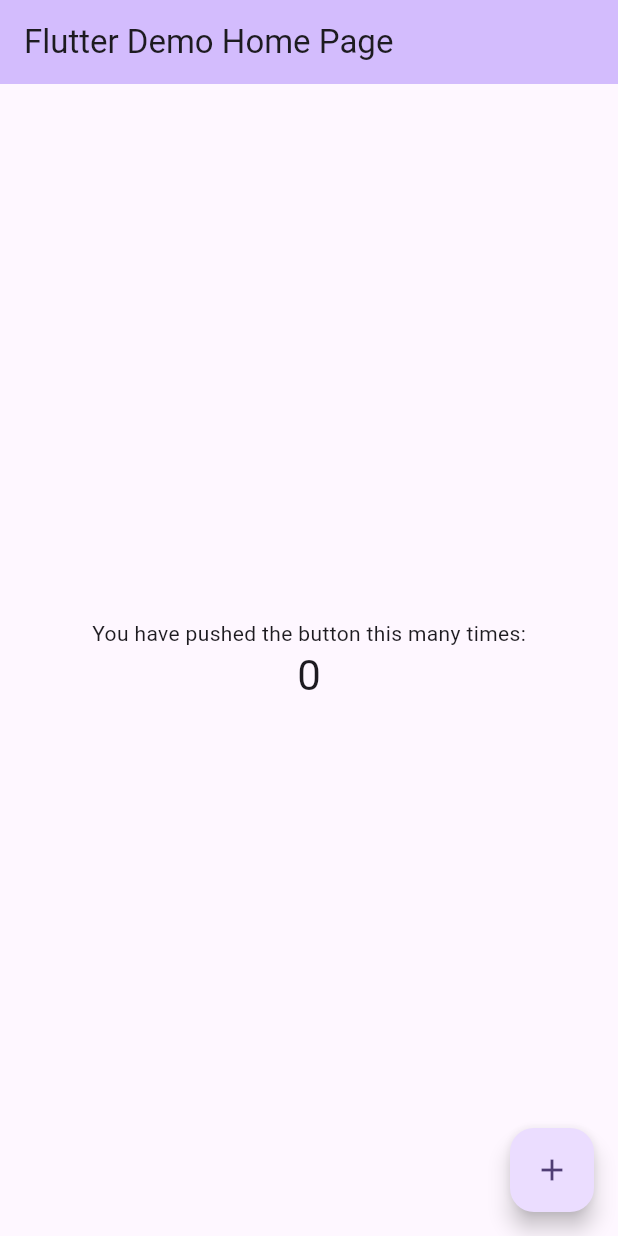
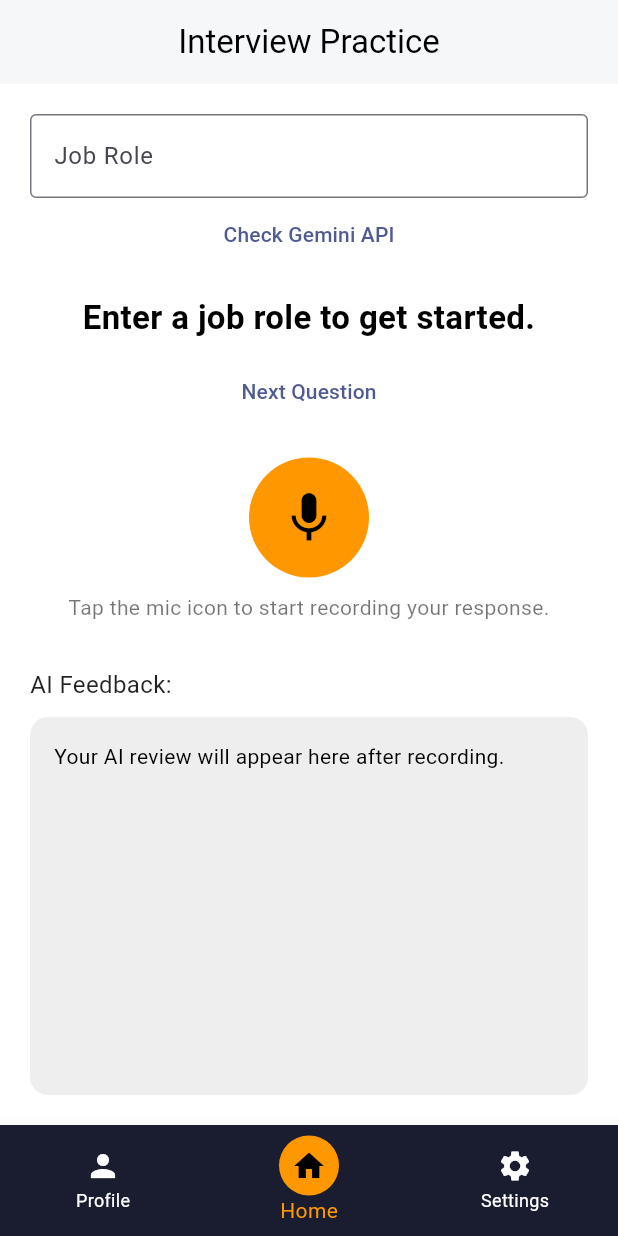
Before and after one commit to Rikue29/grad_ready, a Flutter app: the screen it shows after launch, on a phone screen of 412 x 824 dp. Run offline on Flutter 3.47's test engine with Material 3 defaults, Android fonts, the phone set to English and light mode, and no system bars; our stand-ins replace flutter_dotenv, googleapis_auth; missing offline and left inert: googleapis, record.

Commit message:
Interview Function

```diff
--- a/lib/main.dart
+++ b/lib/main.dart
@@ -1,122 +1,25 @@
 import 'package:flutter/material.dart';
+import 'package:flutter_dotenv/flutter_dotenv.dart';
+import 'screens/interview_screen.dart';
 
-void main() {
+Future<void> main() async {
+  await dotenv.load();
   runApp(const MyApp());
 }
 
 class MyApp extends StatelessWidget {
   const MyApp({super.key});
 
-  // This widget is the root of your application.
   @override
   Widget build(BuildContext context) {
     return MaterialApp(
-      title: 'Flutter Demo',
+      debugShowCheckedModeBanner: false,
+      title: 'AI Interview App',
       theme: ThemeData(
-        // This is the theme of your application.
-        //
-        // TRY THIS: Try running your application with "flutter run". You'll see
-        // the application has a purple toolbar. Then, without quitting the app,
-        // try changing the seedColor in the colorScheme below to Colors.green
-        // and then invoke "hot reload" (save your changes or press the "hot
-        // reload" button in a Flutter-supported IDE, or press "r" if you used
-        // the command line to start the app).
-        //
-        // Notice that the counter didn't reset back to zero; the application
-        // state is not lost during the reload. To reset the state, use hot
-        // restart instead.
-        //
-        // This works for code too, not just values: Most code changes can be
-        // tested with just a hot reload.
-        colorScheme: ColorScheme.fromSeed(seedColor: Colors.deepPurple),
+        colorScheme: ColorScheme.fromSeed(seedColor: Colors.indigo),
+        useMaterial3: true,
       ),
-      home: const MyHomePage(title: 'Flutter Demo Home Page'),
+      home: const InterviewScreen(),
     );
   }
 }
-
-class MyHomePage extends StatefulWidget {
-  const MyHomePage({super.key, required this.title});
-
-  // This widget is the home page of your application. It is stateful, meaning
-  // that it has a State object (defined below) that contains fields that affect
-  // how it looks.
-
-  // This class is the configuration for the state. It holds the values (in this
-  // case the title) provided by the parent (in this case the App widget) and
-  // used by the build method of the State. Fields in a Widget subclass are
-  // always marked "final".
-
-  final String title;
-
-  @override
-  State<MyHomePage> createState() => _MyHomePageState();
-}
-
-class _MyHomePageState extends State<MyHomePage> {
-  int _counter = 0;
-
-  void _incrementCounter() {
-    setState(() {
-      // This call to setState tells the Flutter framework that something has
-      // changed in this State, which causes it to rerun the build method below
-      // so that the display can reflect the updated values. If we changed
-      // _counter without calling setState(), then the build method would not be
-      // called again, and so nothing would appear to happen.
-      _counter++;
-    });
-  }
-
-  @override
-  Widget build(BuildContext context) {
-    // This method is rerun every time setState is called, for instance as done
-    // by the _incrementCounter method above.
-    //
-    // The Flutter framework has been optimized to make rerunning build methods
-    // fast, so that you can just rebuild anything that needs updating rather
-    // than having to individually change instances of widgets.
-    return Scaffold(
-      appBar: AppBar(
-        // TRY THIS: Try changing the color here to a specific color (to
-        // Colors.amber, perhaps?) and trigger a hot reload to see the AppBar
-        // change color while the other colors stay the same.
-        backgroundColor: Theme.of(context).colorScheme.inversePrimary,
-        // Here we take the value from the MyHomePage object that was created by
-        // the App.build method, and use it to set our appbar title.
-        title: Text(widget.title),
-      ),
-      body: Center(
-        // Center is a layout widget. It takes a single child and positions it
-        // in the middle of the parent.
-        child: Column(
-          // Column is also a layout widget. It takes a list of children and
-          // arranges them vertically. By default, it sizes itself to fit its
-          // children horizontally, and tries to be as tall as its parent.
-          //
-          // Column has various properties to control how it sizes itself and
-          // how it positions its children. Here we use mainAxisAlignment to
-          // center the children vertically; the main axis here is the vertical
-          // axis because Columns are vertical (the cross axis would be
-          // horizontal).
-          //
-          // TRY THIS: Invoke "debug painting" (choose the "Toggle Debug Paint"
-          // action in the IDE, or press "p" in the console), to see the
-          // wireframe for each widget.
-          mainAxisAlignment: MainAxisAlignment.center,
-          children: <Widget>[
-            const Text('You have pushed the button this many times:'),
-            Text(
-              '$_counter',
-              style: Theme.of(context).textTheme.headlineMedium,
-            ),
-          ],
-        ),
-      ),
-      floatingActionButton: FloatingActionButton(
-        onPressed: _incrementCounter,
-        tooltip: 'Increment',
-        child: const Icon(Icons.add),
-      ), // This trailing comma makes auto-formatting nicer for build methods.
-    );
-  }
-}
--- /dev/null
+++ b/lib/screens/interview_screen.dart
@@ -0,0 +1,255 @@
+import 'package:flutter/material.dart';
+import 'package:record/record.dart';
+import 'package:path_provider/path_provider.dart';
+import 'dart:io';
+import '../widgets/custom_navbar.dart';
+import '../services/stt_service.dart';
+import '../services/gemini_service.dart';
+
+class InterviewScreen extends StatefulWidget {
+  const InterviewScreen({super.key});
+
+  @override
+  State<InterviewScreen> createState() => _InterviewScreenState();
+}
+
+class _InterviewScreenState extends State<InterviewScreen> {
+  final recorder = AudioRecorder();
+  final TextEditingController roleController = TextEditingController();
+  bool isRecording = false;
+  String? recordedFilePath;
+  String aiFeedback = 'Your AI review will appear here after recording.';
+  String currentQuestion = 'Enter a job role to get started.';
+  String jobRole = '';
+
+  Future<void> _loadInterviewQuestion() async {
+    if (jobRole.isEmpty) {
+      setState(() {
+        currentQuestion = 'Please enter a job role.';
+      });
+      return;
+    }
+
+    final question = await GeminiService.getInterviewQuestion(jobRole);
+    print('[DEBUG] AI Response for $jobRole: $question');
+
+    setState(() {
+      currentQuestion = (question?.isNotEmpty == true
+          ? question
+          : 'Could not load question for the role of $jobRole.')!;
+    });
+  }
+
+  Future<void> _checkGeminiApi() async {
+    final testPrompt = 'test';
+    final response = await GeminiService.getInterviewQuestion(testPrompt);
+
+    showDialog(
+      context: context,
+      builder: (context) => AlertDialog(
+        title: const Text('Gemini API Status'),
+        content: Text(
+          response?.isNotEmpty == true
+              ? '✅ Gemini API is working!\n\nResponse: $response'
+              : '❌ Gemini API did not return a valid response.',
+        ),
+        actions: [
+          TextButton(
+            child: const Text('OK'),
+            onPressed: () => Navigator.of(context).pop(),
+          ),
+        ],
+      ),
+    );
+  }
+
+  Future<void> _startRecording() async {
+    print('[DEBUG] Requesting mic permission...');
+    if (await recorder.hasPermission()) {
+      print('[DEBUG] Permission granted.');
+      final dir = await getApplicationDocumentsDirectory();
+      final path = '${dir.path}/response.wav';
+
+      print('[DEBUG] Starting recording with mono config at: $path');
+      await recorder.start(
+        const RecordConfig(
+          encoder: AudioEncoder.flac,
+          sampleRate: 16000,
+          bitRate: 128000,
+          numChannels: 1,
+        ),
+        path: path,
+      );
+
+      setState(() {
+        isRecording = true;
+        recordedFilePath = path;
+      });
+    } else {
+      print('[DEBUG] Microphone permission denied.');
+    }
+  }
+
+  Future<void> _stopRecording() async {
+    print('[DEBUG] Stopping recording...');
+    await recorder.stop();
+    setState(() {
+      isRecording = false;
+      aiFeedback = 'Analyzing...';
+    });
+
+    if (recordedFilePath != null) {
+      final file = File(recordedFilePath!);
+      print('[DEBUG] File exists: ${file.existsSync()}');
+      print('[DEBUG] File path: $recordedFilePath');
+      print('[DEBUG] File size: ${file.lengthSync()} bytes');
+
+      final transcript = await STTService.transcribeAudio(file);
+      print('[DEBUG] Transcribed text: $transcript');
+
+      if (transcript != null && transcript.isNotEmpty) {
+        final feedback = await GeminiService.getImprovementFeedback(transcript);
+        print('[DEBUG] Gemini Feedback: $feedback');
+
+        setState(() {
+          aiFeedback = feedback ?? 'No feedback available.';
+        });
+      } else {
+        setState(() {
+          aiFeedback = 'Sorry, no speech detected.';
+        });
+        print('[DEBUG] No transcript returned.');
+      }
+    } else {
+      setState(() {
+        aiFeedback = 'No audio file found.';
+      });
+      print('[DEBUG] No file path set.');
+    }
+  }
+
+  void _nextQuestion() {
+    setState(() {
+      currentQuestion = 'Loading next question...';
+      aiFeedback = 'Your AI review will appear here after recording.';
+    });
+    _loadInterviewQuestion();
+  }
+
+  @override
+  void dispose() {
+    recorder.dispose();
+    roleController.dispose();
+    super.dispose();
+  }
+
+  @override
+  Widget build(BuildContext context) {
+    return Scaffold(
+      backgroundColor: Colors.white,
+      appBar: AppBar(
+        title: const Text(
+          'Interview Practice',
+          style: TextStyle(color: Colors.black),
+        ),
+        backgroundColor: Colors.white,
+        elevation: 1,
+        centerTitle: true,
+        iconTheme: const IconThemeData(color: Colors.black),
+      ),
+      body: SafeArea(
+        child: Padding(
+          padding: const EdgeInsets.all(20.0),
+          child: Column(
+            crossAxisAlignment: CrossAxisAlignment.stretch,
+            children: [
+              TextField(
+                controller: roleController,
+                textInputAction: TextInputAction.done,
+                onSubmitted: (value) {
+                  setState(() {
+                    jobRole = value.trim();
+                    currentQuestion = 'Loading question for $jobRole...';
+                  });
+                  _loadInterviewQuestion();
+                },
+                decoration: const InputDecoration(
+                  hintText: 'Enter a job role (e.g. UI Designer)',
+                  border: OutlineInputBorder(),
+                  labelText: 'Job Role',
+                ),
+              ),
+              TextButton(
+                onPressed: _checkGeminiApi,
+                child: const Text('Check Gemini API'),
+              ),
+              const SizedBox(height: 16),
+              Text(
+                currentQuestion,
+                textAlign: TextAlign.center,
+                style: const TextStyle(
+                  color: Colors.black,
+                  fontSize: 22,
+                  fontWeight: FontWeight.bold,
+                ),
+              ),
+              const SizedBox(height: 10),
+              TextButton(
+                onPressed: _nextQuestion,
+                child: const Text('Next Question'),
+              ),
+              const SizedBox(height: 20),
+              Center(
+                child: GestureDetector(
+                  onTap: isRecording ? _stopRecording : _startRecording,
+                  child: CircleAvatar(
+                    radius: 40,
+                    backgroundColor: isRecording ? Colors.red : Colors.orange,
+                    child: Icon(
+                      isRecording ? Icons.stop : Icons.mic,
+                      color: Colors.black,
+                      size: 40,
+                    ),
+                  ),
+                ),
+              ),
+              const SizedBox(height: 10),
+              const Text(
+                'Tap the mic icon to start recording your response.',
+                textAlign: TextAlign.center,
+                style: TextStyle(color: Colors.black54, fontSize: 14),
+              ),
+              const SizedBox(height: 30),
+              const Text(
+                'AI Feedback:',
+                style: TextStyle(color: Colors.black87, fontSize: 16),
+              ),
+              const SizedBox(height: 10),
+              Expanded(
+                child: Container(
+                  padding: const EdgeInsets.all(16),
+                  decoration: BoxDecoration(
+                    color: Colors.grey[200],
+                    borderRadius: BorderRadius.circular(12),
+                  ),
+                  child: SingleChildScrollView(
+                    child: Text(
+                      aiFeedback,
+                      style: const TextStyle(color: Colors.black),
+                    ),
+                  ),
+                ),
+              ),
+            ],
+          ),
+        ),
+      ),
+      bottomNavigationBar: CustomNavBar(
+        currentIndex: 1,
+        onTap: (index) {
+          // TODO: Add navigation logic later
+        },
+      ),
+    );
+  }
+}
--- /dev/null
+++ b/lib/services/gemini_service.dart
@@ -0,0 +1,57 @@
+import 'dart:convert';
+import 'package:http/http.dart' as http;
+import 'package:flutter_dotenv/flutter_dotenv.dart';
+
+class GeminiService {
+  static final _apiKey = dotenv.env['GEMINI_API_KEY'];
+  static final _apiUrl =
+      'https://generativelanguage.googleapis.com/v1beta/models/gemini-2.0-flash:generateContent?key=$_apiKey';
+
+  static Future<String?> getInterviewQuestion(String jobRole) async {
+    final prompt =
+        "Generate 1 realistic and professional interview question for the role of $jobRole. Return only the question text.";
+    return await _sendPrompt(prompt);
+  }
+
+  static Future<String?> getImprovementFeedback(String transcript) async {
+    final prompt =
+        "You are an AI interview coach. Analyze the following interview response and suggest improvements in tone, clarity, and professionalism:\n\n\"$transcript\"\n\nProvide the feedback in a paragraph.";
+    return await _sendPrompt(prompt);
+  }
+
+  static Future<String?> _sendPrompt(String prompt) async {
+    final body = jsonEncode({
+      "contents": [
+        {
+          "parts": [
+            {"text": prompt}
+          ]
+        }
+      ]
+    });
+
+    try {
+      final response = await http.post(
+        Uri.parse(_apiUrl),
+        headers: {
+          'Content-Type': 'application/json',
+        },
+        body: body,
+      );
+
+      print('[GEMINI STATUS]: ${response.statusCode}');
+      print('[GEMINI RAW]: ${response.body}');
+
+      if (response.statusCode == 200) {
+        final data = jsonDecode(response.body);
+        return data['candidates'][0]['content']['parts'][0]['text'];
+      } else {
+        print('[GEMINI ERROR]: ${response.statusCode} ${response.body}');
+        return null;
+      }
+    } catch (e) {
+      print('[GEMINI EXCEPTION]: $e');
+      return null;
+    }
+  }
+}
--- /dev/null
+++ b/lib/widgets/custom_navbar.dart
@@ -0,0 +1,37 @@
+import 'package:flutter/material.dart';
+
+class CustomNavBar extends StatelessWidget {
+  final int currentIndex;
+  final Function(int) onTap;
+
+  const CustomNavBar({super.key, required this.currentIndex, required this.onTap});
+
+  @override
+  Widget build(BuildContext context) {
+    return BottomNavigationBar(
+      currentIndex: currentIndex,
+      backgroundColor: const Color(0xFF1A1D2F),
+      selectedItemColor: Colors.orange,
+      unselectedItemColor: Colors.white,
+      onTap: onTap,
+      items: const [
+        BottomNavigationBarItem(
+          icon: Icon(Icons.person),
+          label: 'Profile',
+        ),
+        BottomNavigationBarItem(
+          icon: CircleAvatar(
+            radius: 20,
+            backgroundColor: Colors.orange,
+            child: Icon(Icons.home, color: Colors.black),
+          ),
+          label: 'Home',
+        ),
+        BottomNavigationBarItem(
+          icon: Icon(Icons.settings),
+          label: 'Settings',
+        ),
+      ],
+    );
+  }
+}
```
Also changed, not shown: lib/services/stt_service.dart (added, +56 -0 lines), pubspec.yaml (+18 -6 lines), pubspec.lock, 24 other files.
